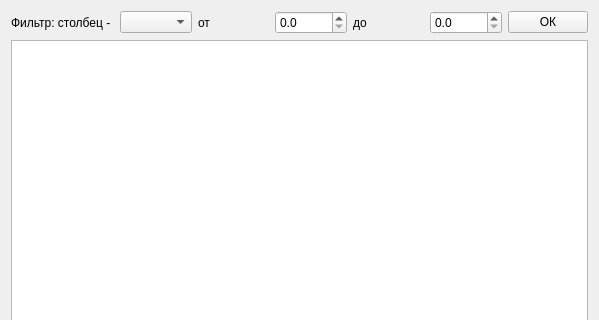
Old version of the form ui/curves.ui in the repository mikhailmishurinskikh/parametrizator; both pictures show x 0 to 599 and y 0 to 320 of the 599 by 494 pixel window.
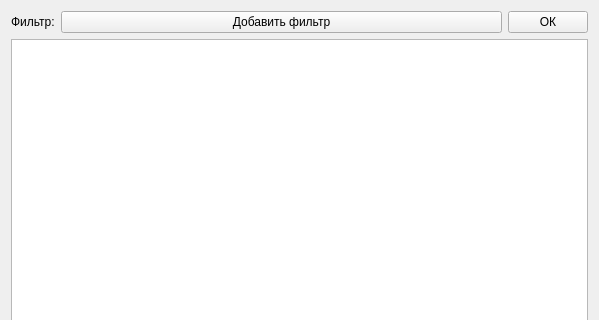
New version of the form. Custom widgets are drawn as their Qt base class.

Commit message: Added curves to qt version; py version: bugs fixed

Patch:
```diff
--- a/ui/curves.ui
+++ b/ui/curves.ui
@@ -25,44 +25,36 @@
         <layout class="QHBoxLayout" name="horizontalLayout_5">
          <item>
           <widget class="QLabel" name="label_4">
-           <property name="text">
-            <string>Фильтр: столбец - </string>
+           <property name="sizePolicy">
+            <sizepolicy hsizetype="Minimum" vsizetype="Minimum">
+             <horstretch>0</horstretch>
+             <verstretch>0</verstretch>
+            </sizepolicy>
            </property>
-          </widget>
-         </item>
-         <item>
-          <widget class="QComboBox" name="filterComboBox"/>
-         </item>
-         <item>
-          <widget class="QLabel" name="label_3">
            <property name="text">
-            <string>от</string>
+            <string>Фильтр:</string>
            </property>
           </widget>
          </item>
          <item>
-          <widget class="QDoubleSpinBox" name="fromSpinBox">
-           <property name="decimals">
-            <number>1</number>
-           </property>
-          </widget>
+          <layout class="QVBoxLayout" name="filtersLayout">
+           <item>
+            <widget class="QPushButton" name="addFilter_button">
+             <property name="sizePolicy">
+              <sizepolicy hsizetype="Expanding" vsizetype="Minimum">
+               <horstretch>0</horstretch>
+               <verstretch>0</verstretch>
+              </sizepolicy>
+             </property>
+             <property name="text">
+              <string>Добавить фильтр</string>
+             </property>
+            </widget>
+           </item>
+          </layout>
          </item>
          <item>
-          <widget class="QLabel" name="label_5">
-           <property name="text">
-            <string>до</string>
-           </property>
-          </widget>
-         </item>
-         <item>
-          <widget class="QDoubleSpinBox" name="toSpinBox">
-           <property name="decimals">
-            <number>1</number>
-           </property>
-          </widget>
-         </item>
-         <item>
-          <widget class="QPushButton" name="filterButton">
+          <widget class="QPushButton" name="applyFilter_button">
            <property name="text">
             <string>ОК</string>
            </property>
```
The commit also changes 20 other files.
